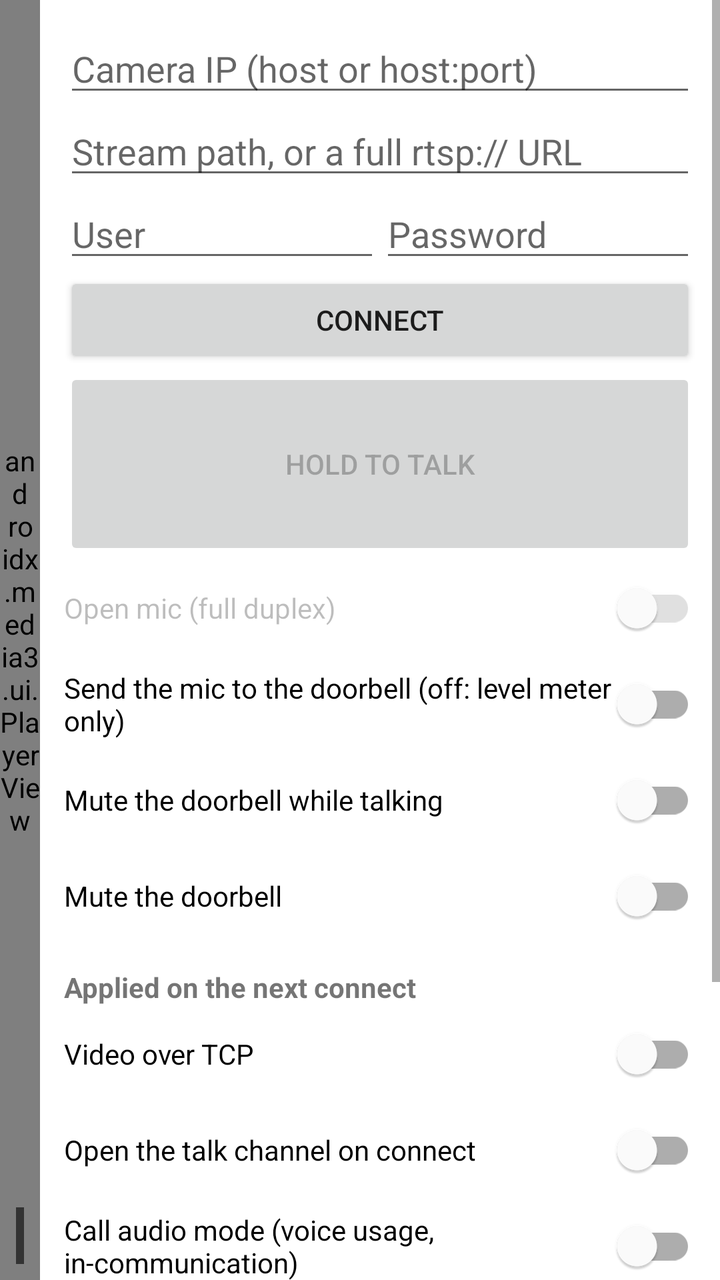
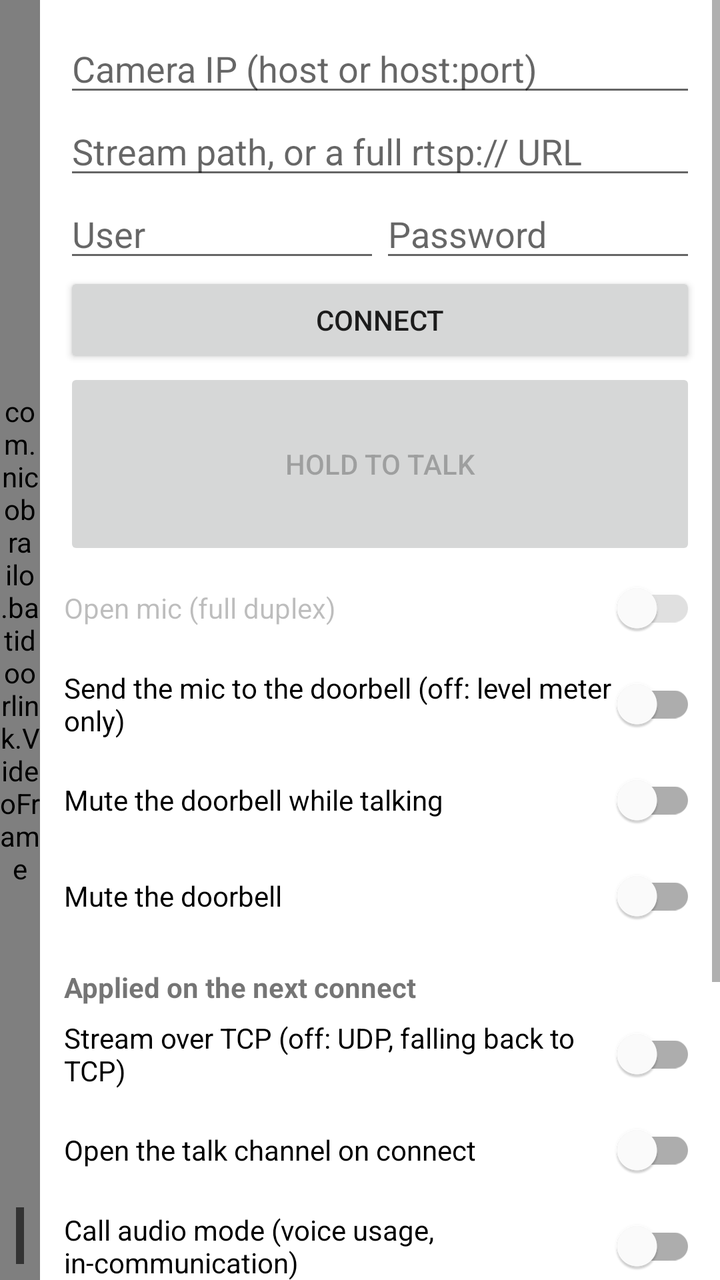

The first picture is an Android layout as it rendered before a commit; the second is the same layout after the commit. The layout source and the unified diff follow.
<!-- AndroidManifest.xml: application theme Theme.BatiDoorLink -->
<!-- res/layout/activity_main.xml -->
<?xml version="1.0" encoding="utf-8"?>
<LinearLayout xmlns:android="http://schemas.android.com/apk/res/android"
    xmlns:app="http://schemas.android.com/apk/res-auto"
    android:layout_width="match_parent"
    android:layout_height="match_parent"
    android:background="#000000"
    android:orientation="horizontal">

    <FrameLayout
        android:layout_width="0dp"
        android:layout_height="match_parent"
        android:layout_weight="1">

        <androidx.media3.ui.PlayerView
            android:id="@+id/player"
            android:layout_width="match_parent"
            android:layout_height="match_parent"
            app:resize_mode="fit"
            app:show_buffering="when_playing"
            app:use_controller="false" />

        <TextView
            android:id="@+id/status"
            android:layout_width="wrap_content"
            android:layout_height="wrap_content"
            android:layout_gravity="bottom|start"
            android:layout_margin="8dp"
            android:background="#99000000"
            android:fontFamily="monospace"
            android:padding="6dp"
            android:textColor="#FFFFFF"
            android:textSize="12sp" />
    </FrameLayout>

    <ScrollView
        android:layout_width="340dp"
        android:layout_height="match_parent"
        android:background="?android:attr/colorBackground">

        <LinearLayout
            android:layout_width="match_parent"
            android:layout_height="wrap_content"
            android:orientation="vertical"
            android:padding="12dp">

            <EditText
                android:id="@+id/host"
                android:layout_width="match_parent"
                android:layout_height="wrap_content"
                android:hint="Camera IP (host or host:port)"
                android:importantForAutofill="no"
                android:inputType="textUri" />

            <EditText
                android:id="@+id/stream"
                android:layout_width="match_parent"
                android:layout_height="wrap_content"
                android:hint="Stream path, or a full rtsp:// URL"
                android:importantForAutofill="no"
                android:inputType="textUri" />

            <LinearLayout
                android:layout_width="match_parent"
                android:layout_height="wrap_content"
                android:orientation="horizontal">

                <EditText
                    android:id="@+id/user"
                    android:layout_width="0dp"
                    android:layout_height="wrap_content"
                    android:layout_weight="1"
                    android:hint="User"
                    android:importantForAutofill="no"
                    android:inputType="text" />

                <EditText
                    android:id="@+id/password"
                    android:layout_width="0dp"
                    android:layout_height="wrap_content"
                    android:layout_weight="1"
                    android:hint="Password"
                    android:importantForAutofill="no"
                    android:inputType="textPassword" />
            </LinearLayout>

            <Button
                android:id="@+id/connect"
                android:layout_width="match_parent"
                android:layout_height="wrap_content"
                android:text="Connect" />

            <Button
                android:id="@+id/hold_to_talk"
                android:layout_width="match_parent"
                android:layout_height="96dp"
                android:enabled="false"
                android:text="Hold to talk" />

            <com.google.android.material.switchmaterial.SwitchMaterial
                android:id="@+id/open_mic"
                android:layout_width="match_parent"
                android:layout_height="wrap_content"
                android:enabled="false"
                android:text="Open mic (full duplex)" />

            <com.google.android.material.switchmaterial.SwitchMaterial
                android:id="@+id/send_mic"
                android:layout_width="match_parent"
                android:layout_height="wrap_content"
                android:text="Send the mic to the doorbell (off: level meter only)" />

            <com.google.android.material.switchmaterial.SwitchMaterial
                android:id="@+id/half_duplex"
                android:layout_width="match_parent"
                android:layout_height="wrap_content"
                android:text="Mute the doorbell while talking" />

            <com.google.android.material.switchmaterial.SwitchMaterial
                android:id="@+id/mute_doorbell"
                android:layout_width="match_parent"
                android:layout_height="wrap_content"
                android:text="Mute the doorbell" />

            <TextView
                android:layout_width="match_parent"
                android:layout_height="wrap_content"
                android:layout_marginTop="12dp"
                android:text="Applied on the next connect"
                android:textStyle="bold" />

            <com.google.android.material.switchmaterial.SwitchMaterial
                android:id="@+id/rtp_tcp"
                android:layout_width="match_parent"
                android:layout_height="wrap_content"
                android:text="Video over TCP" />

            <com.google.android.material.switchmaterial.SwitchMaterial
                android:id="@+id/talk_on_connect"
                android:layout_width="match_parent"
                android:layout_height="wrap_content"
                android:text="Open the talk channel on connect" />

            <com.google.android.material.switchmaterial.SwitchMaterial
                android:id="@+id/comm_mode"
                android:layout_width="match_parent"
                android:layout_height="wrap_content"
                android:text="Call audio mode (voice usage, in-communication)" />

            <TextView
                android:layout_width="match_parent"
                android:layout_height="wrap_content"
                android:layout_marginTop="12dp"
                android:text="Applied the next time the mic opens"
                android:textStyle="bold" />

            <com.google.android.material.switchmaterial.SwitchMaterial
                android:id="@+id/voice_source"
                android:layout_width="match_parent"
                android:layout_height="wrap_content"
                android:text="Mic: voice communication source" />

            <com.google.android.material.switchmaterial.SwitchMaterial
                android:id="@+id/aec"
                android:layout_width="match_parent"
                android:layout_height="wrap_content"
                android:text="Echo canceller (if the device has one)" />

            <com.google.android.material.switchmaterial.SwitchMaterial
                android:id="@+id/ns"
                android:layout_width="match_parent"
                android:layout_height="wrap_content"
                android:text="Noise suppressor (if the device has one)" />
        </LinearLayout>
    </ScrollView>
</LinearLayout>
<!-- resources referenced by this layout -->
<resources>
  <style name="Theme.BatiDoorLink" parent="Theme.MaterialComponents.DayNight.NoActionBar" />
</resources>

<!-- the commit's change to res/layout/activity_main.xml (unified diff, before → after) -->
@@ -1,6 +1,5 @@
 <?xml version="1.0" encoding="utf-8"?>
 <LinearLayout xmlns:android="http://schemas.android.com/apk/res/android"
-    xmlns:app="http://schemas.android.com/apk/res-auto"
     android:layout_width="match_parent"
     android:layout_height="match_parent"
     android:background="#000000"
@@ -11,13 +10,16 @@
         android:layout_height="match_parent"
         android:layout_weight="1">
 
-        <androidx.media3.ui.PlayerView
-            android:id="@+id/player"
+        <com.nicobrailo.batidoorlink.VideoFrame
+            android:id="@+id/video_frame"
             android:layout_width="match_parent"
-            android:layout_height="match_parent"
-            app:resize_mode="fit"
-            app:show_buffering="when_playing"
-            app:use_controller="false" />
+            android:layout_height="match_parent">
+
+            <SurfaceView
+                android:id="@+id/video"
+                android:layout_width="match_parent"
+                android:layout_height="match_parent" />
+        </com.nicobrailo.batidoorlink.VideoFrame>
 
         <TextView
             android:id="@+id/status"
@@ -129,10 +131,10 @@
                 android:textStyle="bold" />
 
             <com.google.android.material.switchmaterial.SwitchMaterial
-                android:id="@+id/rtp_tcp"
+                android:id="@+id/use_tcp"
                 android:layout_width="match_parent"
                 android:layout_height="wrap_content"
-                android:text="Video over TCP" />
+                android:text="Stream over TCP (off: UDP, falling back to TCP)" />
 
             <com.google.android.material.switchmaterial.SwitchMaterial
                 android:id="@+id/talk_on_connect"
